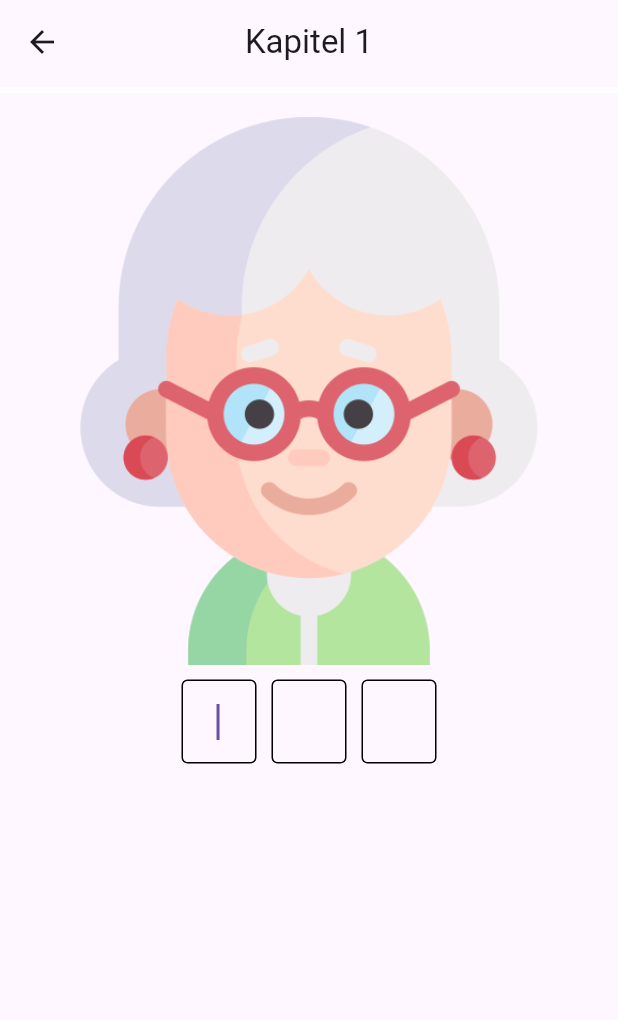
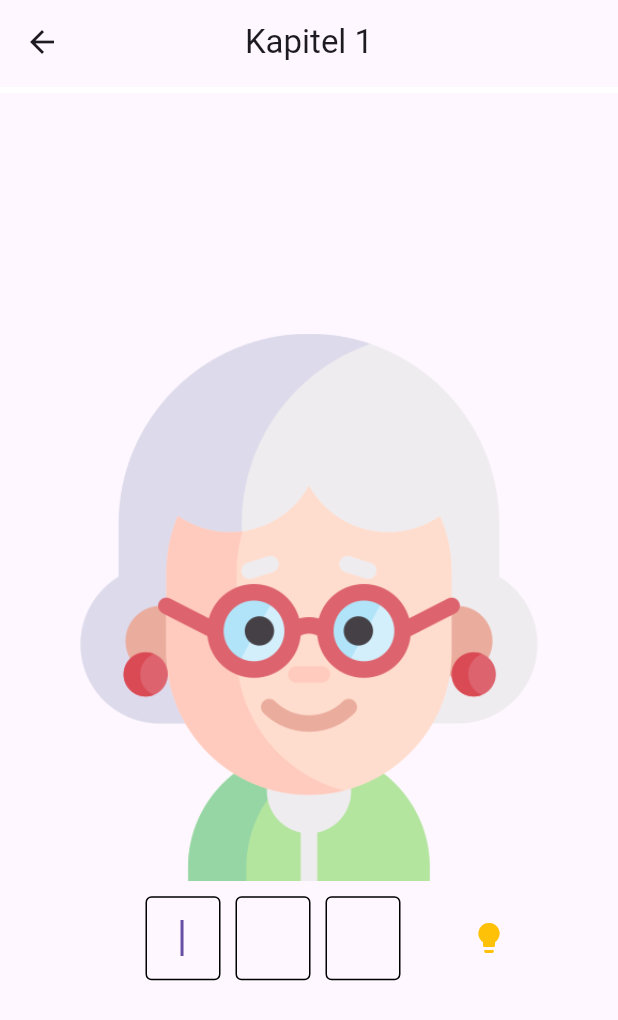
Before and after one commit to Thaurus/LaraZwei, a Flutter app: the screen it shows after launch, after a tap on "Kapitel 1", on a phone screen of 412 x 824 dp. Shown: the top 1020 px of the screen. Run offline on Flutter 3.47's test engine with Material 3 defaults, Android fonts, the phone set to English and light mode, and no system bars; our stand-ins replace audioplayers.

Commit message:
Implements hint icon button with stats to show number used hints and setting to turn hints off

```diff
--- a/lara2/lib/globals.dart
+++ b/lara2/lib/globals.dart
@@ -1,8 +1,8 @@
 // Settings
 bool playSound = true;
 double secondsToWait = 4;
+bool allowHints = true;
 bool easyMode = false;
 
 // Statistics
-Map<String, int> chapterMistakes = {};
-List<String> get finishedChapters => chapterMistakes.keys.toList();
+Map<String, Map<String, int>> chapterMistakesAndHint = {};
--- a/lara2/lib/screens/quiz_screen.dart
+++ b/lara2/lib/screens/quiz_screen.dart
@@ -27,6 +27,7 @@ class _QuizScreenState extends State<QuizScreen> with SingleTickerProviderStateM
   bool didNoMistake = true;
   final AudioPlayer audioPlayer = AudioPlayer();
   int errors = 0;
+  int hints = 0;
   bool isPlaying = false;
   late AnimationController animationController;
 
@@ -76,7 +77,7 @@ class _QuizScreenState extends State<QuizScreen> with SingleTickerProviderStateM
       if (!didNoMistake) errors++;
       picturesToLearn.removeAt(currentImageIndex);
       if (picturesToLearn.isEmpty) {
-        globals.chapterMistakes[setup.getChapterTitle(widget.index)] = errors;
+        globals.chapterMistakesAndHint[setup.getChapterTitle(widget.index)] = {"errors": errors, "hints": hints};
         Navigator.push(
           context,
           MaterialPageRoute(
@@ -113,8 +114,8 @@ class _QuizScreenState extends State<QuizScreen> with SingleTickerProviderStateM
     return GestureDetector(
       onTap: () {
         int index = _controllers.indexWhere((element) => element.text.isEmpty);
-        if (index != -1 && !_focusNodes[widget.index].hasFocus) {
-          _focusNodes[widget.index].requestFocus();
+        if (index != -1 && !_focusNodes[index].hasFocus) {
+          _focusNodes[index].requestFocus();
         }
       },
       child: Scaffold(
@@ -128,26 +129,32 @@ class _QuizScreenState extends State<QuizScreen> with SingleTickerProviderStateM
         body: Center(
           child: Container(
             padding: const EdgeInsets.all(16.0),
-            child: Column(
+            child: LayoutBuilder(
+              builder: (context, constraints) {
+                return Column(
+                  mainAxisSize: MainAxisSize.min,
                   mainAxisAlignment: MainAxisAlignment.center,
                   crossAxisAlignment: CrossAxisAlignment.center,
                   children: [
-                Expanded(
+                    SizedBox(
+                      height: constraints.maxHeight * 0.5,
                       child: Image.asset(
                         "assets/images/${getCategory(widget.index)}/${currentWord()}.png",
                         fit: BoxFit.contain,
                       ),
                     ),
-                Expanded(
-                  child: ShakeAnimator(
+                    Row(
+                      mainAxisSize: MainAxisSize.min,
+                      crossAxisAlignment: CrossAxisAlignment.center,
+                      children: [
+                        ShakeAnimator(
                           controller: animationController,
-                    child: ListView.builder(
-                      scrollDirection: Axis.horizontal,
-                      shrinkWrap: true,
-                      itemCount: currentWord().length,
-                      itemBuilder: (context, index) {
-                        String char = currentWord()[index];
-                        return Container(
+                          child: Row(
+                            mainAxisSize: MainAxisSize.min,
+                            crossAxisAlignment: CrossAxisAlignment.start,
+                            children: [
+                            for (int index = 0; index < currentWord().length; index++)
+                              Container(
                               width: 50,
                               margin: const EdgeInsets.all(5),
                               child: AbsorbPointer(
@@ -170,20 +177,21 @@ class _QuizScreenState extends State<QuizScreen> with SingleTickerProviderStateM
                                   _controllers[index].text = value.toUpperCase();
 
                                   // Test if the user input is correct
-                                if (char.toLowerCase() != value.toLowerCase()) {
+                                  if (currentWord()[index].toLowerCase() != value.toLowerCase()) {
                                   _borderColors[index] = Colors.red;
-                                  if(globals.playSound) playSound();
+                                  if (globals.playSound) playSound();
                                   _controllers[index].text = "";
                                   didNoMistake = false;
                                   animationController.forward(from: 0.0);
-                                  if(globals.playSound) playSound();
-                                } else if(index == currentWord().length - 1) {
+                                  if (globals.playSound) playSound();
+
+                                  } else if (index == currentWord().length - 1) {
                                   _borderColors[index] = Colors.green;
                                   _focusNodes[index].unfocus();
-                                  if(widget.developerMode){
+                                  if (widget.developerMode) {
                                     updateImage();
                                   }
-                                  Timer(Duration(milliseconds: (globals.secondsToWait*1000).round()), () {
+                                  Timer(Duration(milliseconds: (globals.secondsToWait * 1000).round()), () {
                                     updateImage();
                                   });
                                   } else {
@@ -195,12 +203,43 @@ class _QuizScreenState extends State<QuizScreen> with SingleTickerProviderStateM
                                 },
                                 ),
                               ),
-                        );
-                      },
+                              ),
+                            ],
                           ),
                         ),
+                        if (globals.allowHints)
+                        IconButton(onPressed: (){
+                          int nextEmptyFieldIndex = _controllers.indexWhere((element) => element.text.isEmpty);
+                          if(nextEmptyFieldIndex == -1) return;
+                          hints++;
+                          String nextChar = currentWord()[nextEmptyFieldIndex];
+                          print(nextChar);
+                          setState(() {
+                            _controllers[nextEmptyFieldIndex].text = nextChar.toUpperCase();
+                            _borderColors[nextEmptyFieldIndex] = Colors.yellow;
+                            _focusNodes[nextEmptyFieldIndex].unfocus();
+
+                            if(nextEmptyFieldIndex >= currentWord().length - 1){
+                              if (widget.developerMode) {
+                                updateImage();
+                              }
+                              Timer(Duration(milliseconds: (globals.secondsToWait * 1000).round()), () {
+                                updateImage();
+                              });
+                            }
+                            else {
+                              _focusNodes[nextEmptyFieldIndex + 1].requestFocus();
+                            }
+                          });
+                        }
+                        , icon: const Icon(Icons.lightbulb, color: Colors.amber)),
+                      ],
                     ),
+
+
                   ],
+                );
+              }
             ),
           ),
         ),
```
Also changed, not shown: lara2/lib/screens/stats_and_settings_screen.dart (+48 -3 lines). Lines whose indentation alone changed are shown as unchanged.
